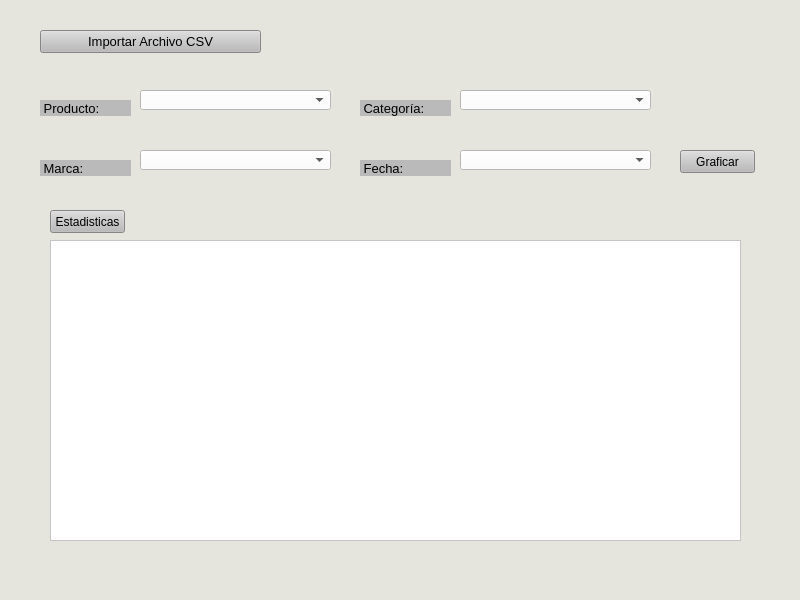
Above: GUIC.ui from mausv/Confidence before the change. Below: the same form after it.
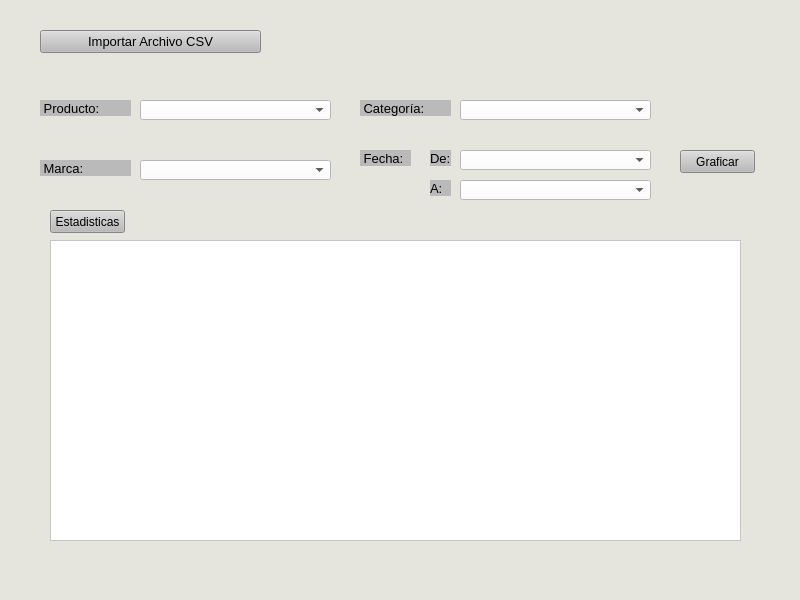
That is the form after the change.

```diff
--- a/GUIC.ui
+++ b/GUIC.ui
@@ -88,8 +88,8 @@
     <property name="geometry">
      <rect>
       <x>360</x>
-      <y>160</y>
-      <width>91</width>
+      <y>150</y>
+      <width>51</width>
       <height>16</height>
      </rect>
     </property>
@@ -132,7 +132,7 @@
     <property name="geometry">
      <rect>
       <x>140</x>
-      <y>150</y>
+      <y>160</y>
       <width>191</width>
       <height>20</height>
      </rect>
@@ -145,7 +145,7 @@
     <property name="geometry">
      <rect>
       <x>140</x>
-      <y>90</y>
+      <y>100</y>
       <width>191</width>
       <height>20</height>
      </rect>
@@ -158,7 +158,7 @@
     <property name="geometry">
      <rect>
       <x>460</x>
-      <y>90</y>
+      <y>100</y>
       <width>191</width>
       <height>20</height>
      </rect>
@@ -225,6 +225,63 @@
      <string>Estadisticas</string>
     </property>
    </widget>
+   <widget class="QComboBox" name="combofecha_a">
+    <property name="geometry">
+     <rect>
+      <x>460</x>
+      <y>180</y>
+      <width>191</width>
+      <height>20</height>
+     </rect>
+    </property>
+    <property name="styleSheet">
+     <string notr="true">background-color: rgb(255, 255, 255);</string>
+    </property>
+   </widget>
+   <widget class="QLabel" name="labelfecha_2">
+    <property name="geometry">
+     <rect>
+      <x>430</x>
+      <y>150</y>
+      <width>21</width>
+      <height>16</height>
+     </rect>
+    </property>
+    <property name="font">
+     <font>
+      <family>Arial</family>
+      <pointsize>10</pointsize>
+     </font>
+    </property>
+    <property name="styleSheet">
+     <string notr="true">background-color: rgb(186, 186, 186);</string>
+    </property>
+    <property name="text">
+     <string>De:</string>
+    </property>
+   </widget>
+   <widget class="QLabel" name="labelfecha_3">
+    <property name="geometry">
+     <rect>
+      <x>430</x>
+      <y>180</y>
+      <width>21</width>
+      <height>16</height>
+     </rect>
+    </property>
+    <property name="font">
+     <font>
+      <family>Arial</family>
+      <pointsize>10</pointsize>
+     </font>
+    </property>
+    <property name="styleSheet">
+     <string notr="true">background-color: rgb(186, 186, 186);</string>
+    </property>
+    <property name="text">
+     <string>A:</string>
+    </property>
+   </widget>
   </widget>
   <widget class="QMenuBar" name="menubar">
    <property name="geometry">
```
Left out of the diff: 2 changed lines with no effect on the pictures.
